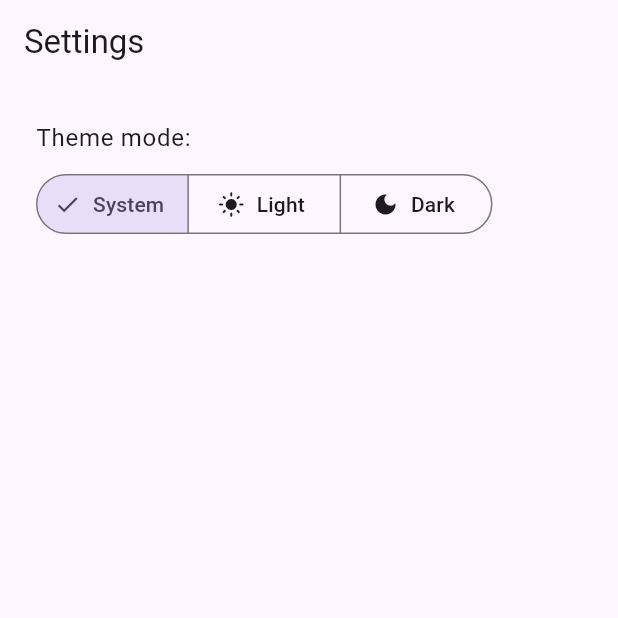
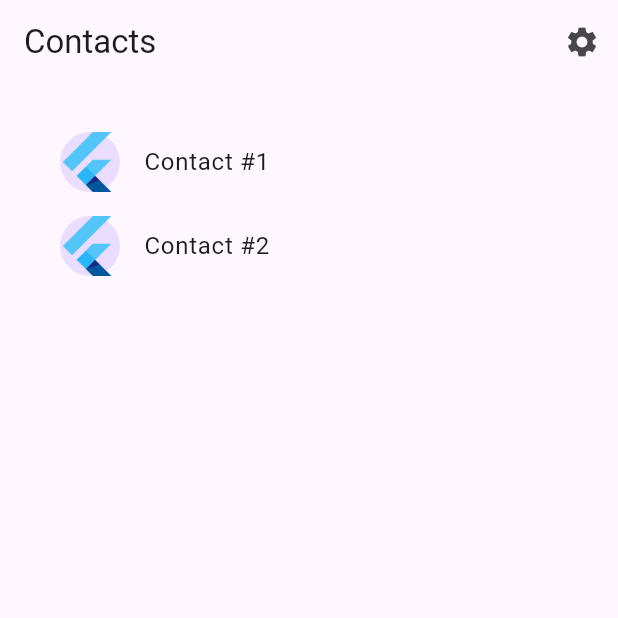
Before and after one commit to akabanov/flutter_study, a Flutter app: the screen it shows after launch, on a phone screen of 412 x 824 dp, the top half of it. Run offline on Flutter 3.47's test engine with Material 3 defaults, Android fonts, the light colour scheme and no system bars; generated files the repository leaves out were written again.

Commit message:
$ Add contact module with views, routes, and tests
Integrated a new contact module with ContactList and ContactView components, including their respective routes in app.dart. Added widget and unit tests for the new contact components, and updated pubspec.yaml to include new assets like flutter_logo.png.

```diff
--- /dev/null
+++ b/lib/src/contact/contact.dart
@@ -0,0 +1,8 @@
+class Contact {
+  final int id;
+
+  const Contact({required this.id});
+
+  @override
+  String toString() => 'Contact #$id';
+}
--- /dev/null
+++ b/lib/src/contact/contact_list.dart
@@ -0,0 +1,49 @@
+import 'package:flutter/material.dart';
+import 'package:flutter_study_skeleton_app/src/contact/contact.dart';
+import 'package:flutter_study_skeleton_app/src/contact/contact_view.dart';
+import 'package:flutter_study_skeleton_app/src/settings/settings_view.dart';
+
+class ContactList extends StatelessWidget {
+  const ContactList(
+      {super.key, this.contacts = const [Contact(id: 1), Contact(id: 2)]});
+
+  static const routeName = '/contacts';
+
+  final List<Contact> contacts;
+
+  @override
+  Widget build(BuildContext context) {
+    return Scaffold(
+      appBar: AppBar(
+        title: const Text('Contacts'),
+        actions: [
+          IconButton(
+            onPressed: () => Navigator.of(context)
+                .restorablePushNamed(SettingsView.routeName),
+            icon: const Icon(Icons.settings),
+          ),
+        ],
+      ),
+      body: Padding(
+        padding: const EdgeInsets.all(24),
+        child: ListView.builder(
+          itemCount: contacts.length,
+          itemBuilder: (_, index) {
+            var contact = contacts[index];
+            return ListTile(
+              key: Key(contact.id.toString()),
+              leading: const CircleAvatar(
+                child: Image(image: AssetImage('assets/img/flutter_logo.png')),
+              ),
+              title: Text(contact.toString()),
+              onTap: () {
+                Navigator.of(context).push(MaterialPageRoute(
+                    builder: (_) => ContactView(contact: contact)));
+              },
+            );
+          },
+        ),
+      ),
+    );
+  }
+}
--- /dev/null
+++ b/lib/src/contact/contact_view.dart
@@ -0,0 +1,25 @@
+import 'package:flutter/material.dart';
+import 'package:flutter_study_skeleton_app/src/contact/contact.dart';
+
+class ContactView extends StatelessWidget {
+  const ContactView({super.key, required this.contact});
+
+  static const routeName = '/contact';
+
+  final Contact contact;
+
+  @override
+  Widget build(BuildContext context) {
+    return Scaffold(
+      appBar: AppBar(
+        title: Text(contact.toString()),
+      ),
+      body: Center(
+        child: Text(
+          '#${contact.id}',
+          style: Theme.of(context).textTheme.displayMedium,
+        ),
+      ),
+    );
+  }
+}
--- a/pubspec.yaml
+++ b/pubspec.yaml
@@ -28,3 +28,5 @@ dev_dependencies:
 flutter:
   uses-material-design: true
   generate: true
+  assets:
+    - assets/img/
```
Also changed, not shown: lib/src/app.dart (+7 -7 lines), assets/img/2.0x/flutter_logo.png (added), assets/img/3.0x/flutter_logo.png (added), assets/img/flutter_logo.png (added), 3 other files.
